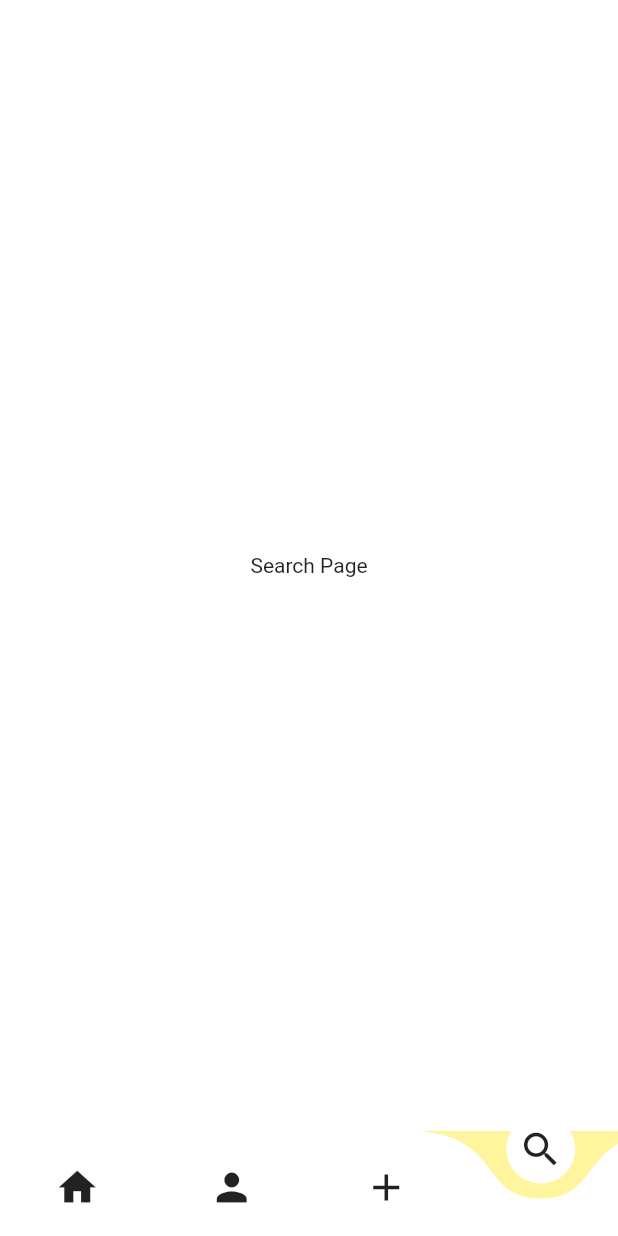
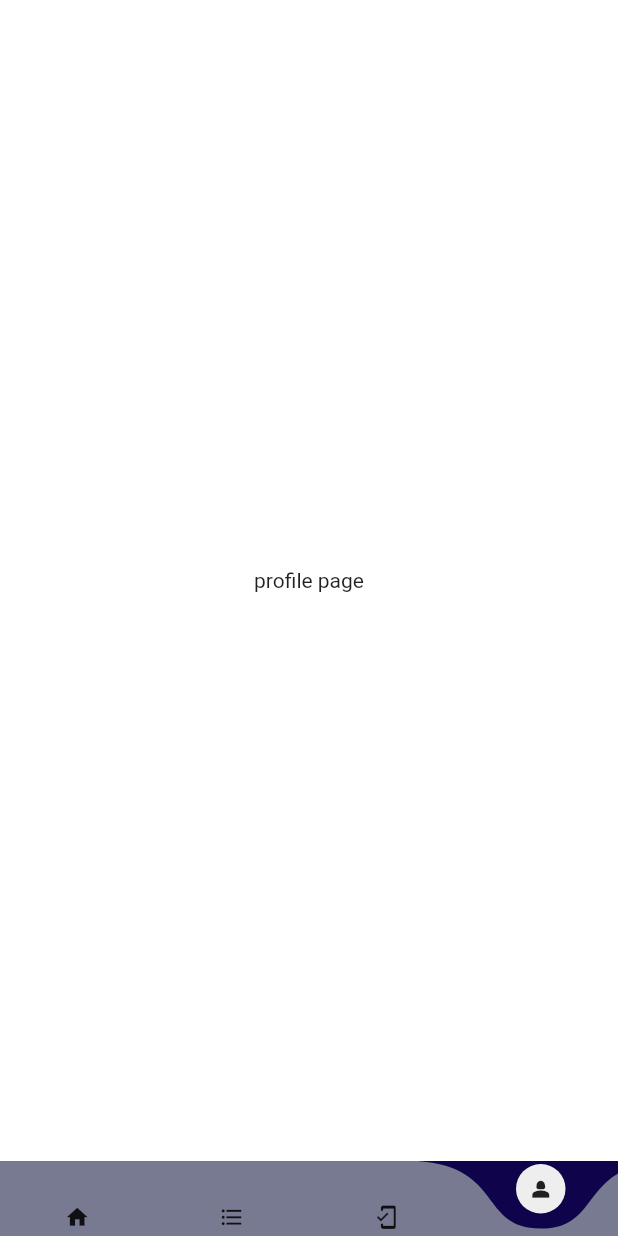
Before and after one commit to OKPooja/NFC_-Developers, a Flutter app: the BottomNavBar screen opened directly, item 4 of the bottom bar chosen, on a phone screen of 412 x 824 dp. Run offline on Flutter 3.47's test engine with Material 2 defaults, Android fonts, the phone set to English and light mode, and no system bars; drawn by our look-alikes of curved_navigation_bar.

Commit message:
bottom nav update

```diff
--- a/lib/Screens/bottom_navBar.dart
+++ b/lib/Screens/bottom_navBar.dart
@@ -1,7 +1,8 @@
 import 'package:curved_navigation_bar/curved_navigation_bar.dart';
 import 'package:flutter/material.dart';
-import 'package:need/Screens/search.dart';
-import 'package:need/Screens/temp.dart';
+import 'package:need/Screens/banking.dart';
+import 'package:need/Screens/course_quiz.dart';
+import 'package:need/Screens/profile.dart';
 import 'home.dart';
 
 
@@ -15,10 +16,10 @@ class BottomNavBar extends StatefulWidget {
 class _BottomNavBarState extends State<BottomNavBar> {
 
   final items = const [
-    Icon(Icons.home, size: 30,),
-    Icon(Icons.person, size: 30,),
-    Icon(Icons.add, size: 30,),
-    Icon(Icons.search_outlined, size: 30,)
+    Icon(Icons.home, size: 17,),
+    Icon(Icons.format_list_bulleted_sharp, size: 17,),
+    Icon(Icons.mobile_friendly_outlined, size: 17,),
+    Icon(Icons.person_2_sharp, size: 17,)
   ];
 
   int index = 0;
@@ -40,8 +41,10 @@ class _BottomNavBarState extends State<BottomNavBar> {
             index = selctedIndex;
           });
         },
-        height: 70,
-        backgroundColor: Colors.yellow.shade200,
+        height: 50,
+        backgroundColor: Color(0xFF0F044C),
+        buttonBackgroundColor : Color.fromRGBO(238, 238, 238, 1),
+        color: Color.fromRGBO(120, 122, 145, 1),
         animationDuration: const Duration(milliseconds: 300),
         // animationCurve: ,
       ),
@@ -54,13 +57,13 @@ class _BottomNavBarState extends State<BottomNavBar> {
         widget = const HomePage();
         break;
       case 1:
-        widget = const tempPage();
+        widget = const CourseQuiz();
         break;
       case 2:
-        widget = const tempPage();
+        widget = const BankingPage();
         break;
       case 3:
-        widget = const searchPage();
+        widget = const ProfilePage();
         break;
       default:
         widget = const HomePage();
--- /dev/null
+++ b/lib/Screens/profile.dart
@@ -0,0 +1,15 @@
+import 'package:flutter/material.dart';
+
+class ProfilePage extends StatefulWidget {
+  const ProfilePage({super.key});
+
+  @override
+  State<ProfilePage> createState() => _ProfilePageState();
+}
+
+class _ProfilePageState extends State<ProfilePage> {
+  @override
+  Widget build(BuildContext context) {
+    return const Text("profile page");
+  }
+}
--- a/lib/Screens/search.dart
+++ /dev/null
@@ -1,15 +0,0 @@
-import 'package:flutter/material.dart';
-
-class searchPage extends StatefulWidget {
-  const searchPage({super.key});
-
-  @override
-  State<searchPage> createState() => _SearchPageState();
-}
-
-class _SearchPageState extends State<searchPage> {
-  @override
-  Widget build(BuildContext context) {
-    return const Text('Search Page');
-  }
-}
```
Also changed, not shown: lib/Screens/banking.dart (added, +15 -0 lines), lib/Screens/course_quiz.dart (added, +15 -0 lines), lib/Screens/temp.dart (deleted, +0 -15 lines).
